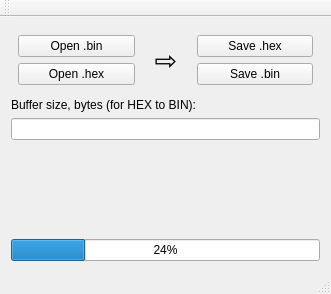
Above: mainwindow.ui from bigbigmdm/IntelHEX_to_bin_converter before the change. Below: the same form after it.
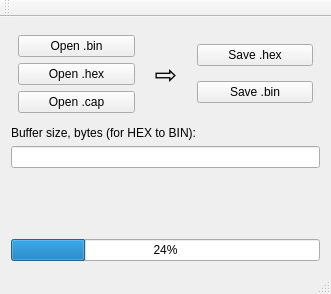
That is the form after the change.

Commit message: Added ASUS .cap format

Diff of the .ui file:
```diff
--- a/mainwindow.ui
+++ b/mainwindow.ui
@@ -48,6 +48,13 @@
           </property>
          </widget>
         </item>
+        <item>
+         <widget class="QPushButton" name="pushButton_open_cap">
+          <property name="text">
+           <string>Open .cap</string>
+          </property>
+         </widget>
+        </item>
        </layout>
       </item>
       <item>
```
The commit also changes 2 other files.
